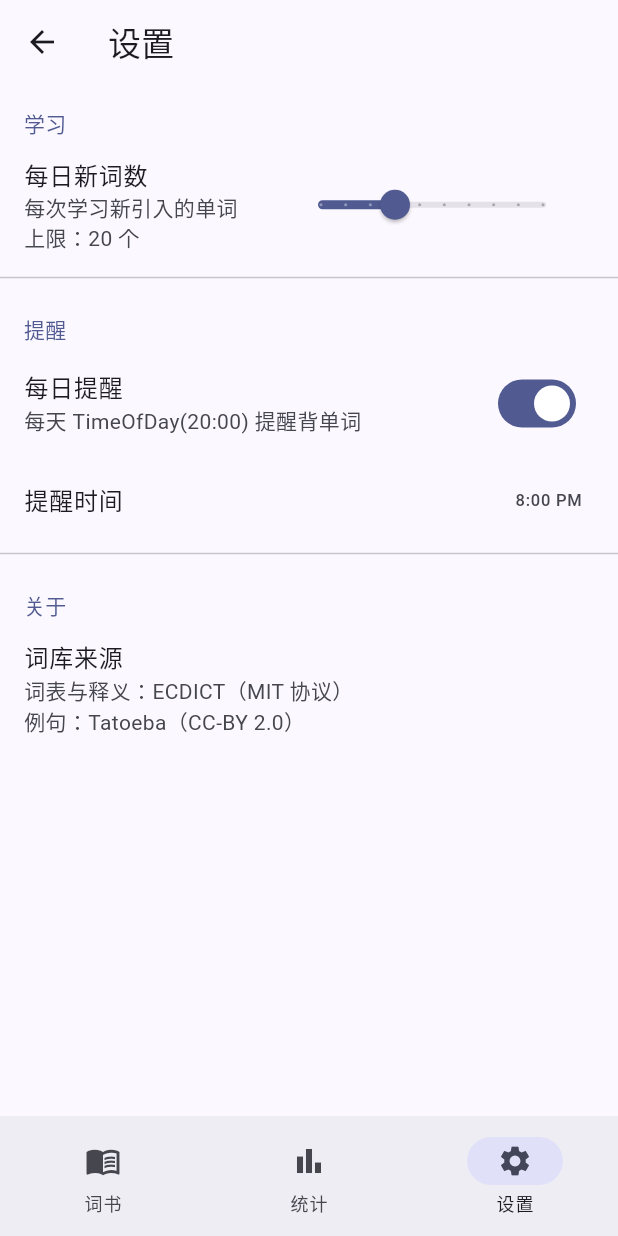
After one commit to matter656/recite-word-app123, a Flutter app: the MainShell screen opened directly, item 3 of the bottom bar chosen, after a tap on "每日提醒", on a phone screen of 412 x 824 dp. The commit adds this screen. Run offline on Flutter 3.47's test engine with Material 3 defaults, Android fonts, the light colour scheme and no system bars; our stand-ins replace flutter_local_notifications, flutter_riverpod, shared_preferences, sqflite, timezone; accounts and stored records are empty.

Commit message:
feat: 完成 M4-M5（统计/设置/提醒/上架准备）
- 统计页：连续打卡、今日已学、词书进度（待复习/已掌握）
- 设置页：每日新词数持久化、每日提醒（flutter_local_notifications v22）
- 底部导航三 tab；隐私政策；release 签名与 APK 打包

```diff
--- /dev/null
+++ b/lib/data/repositories/settings_repository.dart
@@ -0,0 +1,46 @@
+import 'package:flutter/material.dart';
+import 'package:shared_preferences/shared_preferences.dart';
+
+import '../../providers/app_providers.dart';
+
+/// 用户设置（shared_preferences 持久化）。
+class SettingsRepository {
+  static const _kDailyNewWords = 'daily_new_words';
+  static const _kReminderEnabled = 'reminder_enabled';
+  static const _kReminderHour = 'reminder_hour';
+  static const _kReminderMinute = 'reminder_minute';
+
+  Future<int> getDailyNewWords() async {
+    final prefs = await SharedPreferences.getInstance();
+    return prefs.getInt(_kDailyNewWords) ?? kDefaultDailyNewWords;
+  }
+
+  Future<void> setDailyNewWords(int count) async {
+    final prefs = await SharedPreferences.getInstance();
+    await prefs.setInt(_kDailyNewWords, count);
+  }
+
+  Future<bool> getReminderEnabled() async {
+    final prefs = await SharedPreferences.getInstance();
+    return prefs.getBool(_kReminderEnabled) ?? false;
+  }
+
+  Future<void> setReminderEnabled(bool enabled) async {
+    final prefs = await SharedPreferences.getInstance();
+    await prefs.setBool(_kReminderEnabled, enabled);
+  }
+
+  Future<TimeOfDay> getReminderTime() async {
+    final prefs = await SharedPreferences.getInstance();
+    return TimeOfDay(
+      hour: prefs.getInt(_kReminderHour) ?? 20,
+      minute: prefs.getInt(_kReminderMinute) ?? 0,
+    );
+  }
+
+  Future<void> setReminderTime(TimeOfDay time) async {
+    final prefs = await SharedPreferences.getInstance();
+    await prefs.setInt(_kReminderHour, time.hour);
+    await prefs.setInt(_kReminderMinute, time.minute);
+  }
+}
--- /dev/null
+++ b/lib/data/repositories/statistics_repository.dart
@@ -0,0 +1,92 @@
+import '../../models/book.dart';
+import '../app_database.dart';
+
+/// 学习进度统计。
+class StatisticsRepository {
+  final AppDatabase _db;
+
+  StatisticsRepository(this._db);
+
+  /// 每本书的进度统计。
+  Future<List<BookStats>> getBookStats({DateTime? now}) async {
+    final db = await _db.database;
+    final ts = (now ?? DateTime.now()).millisecondsSinceEpoch;
+
+    final books = await db.query('books', orderBy: 'name');
+    final result = <BookStats>[];
+    for (final b in books) {
+      final book = Book.fromMap(b);
+      final learned = await db.rawQuery(
+          "SELECT COUNT(*) AS c FROM card_states WHERE book_id = ? AND status != 'new'",
+          [book.id]);
+      final due = await db.rawQuery(
+          "SELECT COUNT(*) AS c FROM card_states WHERE book_id = ? AND status != 'new' AND due_date <= ?",
+          [book.id, ts]);
+      final mastered = await db.rawQuery(
+          "SELECT COUNT(*) AS c FROM card_states WHERE book_id = ? AND status = 'mastered'",
+          [book.id]);
+      result.add(BookStats(
+        book: book,
+        learned: learned.first['c'] as int,
+        due: due.first['c'] as int,
+        mastered: mastered.first['c'] as int,
+      ));
+    }
+    return result;
+  }
+
+  /// 连续打卡天数（按 study_logs 的日期，今天没学不算断）。
+  Future<int> getStreak({DateTime? now}) async {
+    final db = await _db.database;
+    final ref = now ?? DateTime.now();
+    final rows = await db.query('study_logs',
+        columns: ['date'], distinct: true, orderBy: 'date DESC');
+
+    final dates = rows.map((r) => r['date'] as String).toSet();
+    var streak = 0;
+    var day = ref;
+    // 今天没学就从昨天开始算
+    if (!dates.contains(_fmt(day))) {
+      day = day.subtract(const Duration(days: 1));
+    }
+    while (dates.contains(_fmt(day))) {
+      streak++;
+      day = day.subtract(const Duration(days: 1));
+    }
+    return streak;
+  }
+
+  /// 今日已学单词数（按 study_logs 日期去重）。
+  Future<int> getTodayLearned({DateTime? now}) async {
+    final db = await _db.database;
+    final today = _fmt(now ?? DateTime.now());
+    final rows = await db.rawQuery(
+        'SELECT COUNT(DISTINCT word_id) AS c FROM study_logs WHERE date = ?',
+        [today]);
+    return rows.first['c'] as int;
+  }
+
+  static String _fmt(DateTime d) =>
+      '${d.year.toString().padLeft(4, '0')}-'
+      '${d.month.toString().padLeft(2, '0')}-'
+      '${d.day.toString().padLeft(2, '0')}';
+}
+
+/// 单本词书的进度快照。
+class BookStats {
+  final Book book;
+  final int learned; // 已学（非 new 状态）
+  final int due; // 待复习
+  final int mastered; // 已掌握
+
+  const BookStats({
+    required this.book,
+    required this.learned,
+    required this.due,
+    required this.mastered,
+  });
+
+  double get progress => book.wordCount == 0
+      ? 0
+      : learned / book.wordCount;
+}
--- a/lib/providers/app_providers.dart
+++ b/lib/providers/app_providers.dart
@@ -1,11 +1,13 @@
 import 'package:flutter_riverpod/flutter_riverpod.dart';
 
 import '../data/app_database.dart';
+import '../data/repositories/settings_repository.dart';
+import '../data/repositories/statistics_repository.dart';
 import '../data/repositories/study_repository.dart';
 import '../data/repositories/word_book_repository.dart';
 import '../models/book.dart';
 
-/// 每日新词上限（M4 设置页可配置，当前为默认值）。
+/// 每日新词上限（设置页可配置，默认 20）。
 const int kDefaultDailyNewWords = 20;
 
 final appDatabaseProvider = Provider<AppDatabase>((ref) => AppDatabase());
@@ -16,6 +18,12 @@ final wordBookRepositoryProvider = Provider<WordBookRepository>(
 final studyRepositoryProvider = Provider<StudyRepository>(
     (ref) => StudyRepository(ref.watch(appDatabaseProvider)));
 
+final statisticsRepositoryProvider = Provider<StatisticsRepository>(
+    (ref) => StatisticsRepository(ref.watch(appDatabaseProvider)));
+
+final settingsRepositoryProvider =
+    Provider<SettingsRepository>((ref) => SettingsRepository());
+
 /// 词书列表（含导入状态刷新）。
 final booksProvider =
     FutureProvider<List<Book>>((ref) => ref.watch(wordBookRepositoryProvider).getBooks());
@@ -23,3 +31,19 @@ final booksProvider =
 /// 词库是否已导入。
 final booksImportedProvider =
     FutureProvider<bool>((ref) => ref.watch(wordBookRepositoryProvider).isImported());
+
+/// 每日新词数（设置值，未配置时默认）。
+final dailyNewWordsProvider = FutureProvider<int>(
+    (ref) => ref.watch(settingsRepositoryProvider).getDailyNewWords());
+
+/// 连续打卡天数。
+final streakProvider = FutureProvider<int>(
+    (ref) => ref.watch(statisticsRepositoryProvider).getStreak());
+
+/// 今日已学单词数。
+final todayLearnedProvider = FutureProvider<int>(
+    (ref) => ref.watch(statisticsRepositoryProvider).getTodayLearned());
+
+/// 各词书学习进度。
+final bookStatsProvider = FutureProvider(
+    (ref) => ref.watch(statisticsRepositoryProvider).getBookStats());
--- /dev/null
+++ b/lib/screens/main_shell.dart
@@ -0,0 +1,51 @@
+import 'package:flutter/material.dart';
+
+import 'home_screen.dart';
+import 'settings_screen.dart';
+import 'statistics_screen.dart';
+
+/// 主框架：底部导航（词书 / 统计 / 设置）。
+class MainShell extends StatefulWidget {
+  const MainShell({super.key});
+
+  @override
+  State<MainShell> createState() => _MainShellState();
+}
+
+class _MainShellState extends State<MainShell> {
+  int _index = 0;
+
+  static const _screens = [
+    HomeScreen(),
+    StatisticsScreen(),
+    SettingsScreen(),
+  ];
+
+  @override
+  Widget build(BuildContext context) {
+    return Scaffold(
+      body: IndexedStack(index: _index, children: _screens),
+      bottomNavigationBar: NavigationBar(
+        selectedIndex: _index,
+        onDestinationSelected: (i) => setState(() => _index = i),
+        destinations: const [
+          NavigationDestination(
+            icon: Icon(Icons.menu_book_outlined),
+            selectedIcon: Icon(Icons.menu_book),
+            label: '词书',
+          ),
+          NavigationDestination(
+            icon: Icon(Icons.bar_chart_outlined),
+            selectedIcon: Icon(Icons.bar_chart),
+            label: '统计',
+          ),
+          NavigationDestination(
+            icon: Icon(Icons.settings_outlined),
+            selectedIcon: Icon(Icons.settings),
+            label: '设置',
+          ),
+        ],
+      ),
+    );
+  }
+}
--- /dev/null
+++ b/lib/screens/settings_screen.dart
@@ -0,0 +1,134 @@
+import 'package:flutter/material.dart';
+import 'package:flutter_riverpod/flutter_riverpod.dart';
+
+import '../providers/app_providers.dart';
+import '../services/notification_service.dart';
+
+/// 设置页：每日新词数、每日提醒。
+class SettingsScreen extends ConsumerStatefulWidget {
+  const SettingsScreen({super.key});
+
+  @override
+  ConsumerState<SettingsScreen> createState() => _SettingsScreenState();
+}
+
+class _SettingsScreenState extends ConsumerState<SettingsScreen> {
+  int _dailyNewWords = kDefaultDailyNewWords;
+  bool _reminderEnabled = false;
+  TimeOfDay _reminderTime = const TimeOfDay(hour: 20, minute: 0);
+  bool _loaded = false;
+
+  @override
+  void initState() {
+    super.initState();
+    _load();
+  }
+
+  Future<void> _load() async {
+    final repo = ref.read(settingsRepositoryProvider);
+    final daily = await repo.getDailyNewWords();
+    final enabled = await repo.getReminderEnabled();
+    final time = await repo.getReminderTime();
+    if (!mounted) return;
+    setState(() {
+      _dailyNewWords = daily;
+      _reminderEnabled = enabled;
+      _reminderTime = time;
+      _loaded = true;
+    });
+  }
+
+  Future<void> _saveDailyNewWords(int v) async {
+    setState(() => _dailyNewWords = v);
+    await ref.read(settingsRepositoryProvider).setDailyNewWords(v);
+    ref.invalidate(dailyNewWordsProvider);
+  }
+
+  Future<void> _toggleReminder(bool v) async {
+    setState(() => _reminderEnabled = v);
+    await ref.read(settingsRepositoryProvider).setReminderEnabled(v);
+    if (v) {
+      await NotificationService.scheduleDaily(_reminderTime);
+    } else {
+      await NotificationService.cancel();
+    }
+  }
+
+  Future<void> _pickTime() async {
+    final picked = await showTimePicker(
+      context: context,
+      initialTime: _reminderTime,
+      helpText: '选择每日提醒时间',
+    );
+    if (picked == null) return;
+    setState(() => _reminderTime = picked);
+    await ref.read(settingsRepositoryProvider).setReminderTime(picked);
+    if (_reminderEnabled) {
+      await NotificationService.scheduleDaily(picked);
+    }
+  }
+
+  @override
+  Widget build(BuildContext context) {
+    return Scaffold(
+      appBar: AppBar(title: const Text('设置')),
+      body: !_loaded
+          ? const Center(child: CircularProgressIndicator())
+          : ListView(
+              children: [
+                _section('学习'),
+                ListTile(
+                  title: const Text('每日新词数'),
+                  subtitle: Text('每次学习新引入的单词上限：$_dailyNewWords 个'),
+                  trailing: SizedBox(
+                    width: 200,
+                    child: Slider(
+                      value: _dailyNewWords.toDouble(),
+                      min: 5,
+                      max: 50,
+                      divisions: 9,
+                      label: '$_dailyNewWords',
+                      onChanged: (v) => _saveDailyNewWords(v.round()),
+                    ),
+                  ),
+                ),
+                const Divider(),
+                _section('提醒'),
+                SwitchListTile(
+                  title: const Text('每日提醒'),
+                  subtitle: Text('每天 $_reminderTime 提醒背单词'),
+                  value: _reminderEnabled,
+                  onChanged: _toggleReminder,
+                ),
+                ListTile(
+                  enabled: _reminderEnabled,
+                  title: const Text('提醒时间'),
+                  trailing: Text(_reminderTime.format(context)),
+                  onTap: _pickTime,
+                ),
+                const Divider(),
+                _section('关于'),
+                const ListTile(
+                  title: Text('词库来源'),
+                  subtitle:
+                      Text('词表与释义：ECDICT（MIT 协议）\n例句：Tatoeba（CC-BY 2.0）'),
+                  isThreeLine: true,
+                ),
+              ],
+            ),
+    );
+  }
+
+  Widget _section(String title) {
+    return Padding(
+      padding: const EdgeInsets.fromLTRB(16, 16, 16, 4),
+      child: Text(
+        title,
+        style: Theme.of(context)
+            .textTheme
+            .titleSmall
+            ?.copyWith(color: Theme.of(context).colorScheme.primary),
+      ),
+    );
+  }
+}
--- a/lib/screens/study_screen.dart
+++ b/lib/screens/study_screen.dart
@@ -35,9 +35,11 @@ class _StudyScreenState extends ConsumerState<StudyScreen> {
     });
     try {
       final repo = ref.read(studyRepositoryProvider);
+      final newLimit =
+          await ref.read(settingsRepositoryProvider).getDailyNewWords();
       final queue = await repo.getTodayQueue(
         widget.bookId,
-        newLimit: kDefaultDailyNewWords,
+        newLimit: newLimit,
       );
       if (!mounted) return;
       setState(() {
--- /dev/null
+++ b/lib/services/notification_service.dart
@@ -0,0 +1,60 @@
+import 'package:flutter/material.dart';
+import 'package:flutter_local_notifications/flutter_local_notifications.dart';
+import 'package:timezone/data/latest.dart' as tz;
+import 'package:timezone/timezone.dart' as tz;
+
+/// 每日学习提醒（本地通知）。
+class NotificationService {
+  static final _plugin = FlutterLocalNotificationsPlugin();
+  static const _reminderId = 1001;
+
+  static Future<void> init() async {
+    tz.initializeTimeZones();
+    const settings = InitializationSettings(
+      android: AndroidInitializationSettings('@mipmap/ic_launcher'),
+    );
+    await _plugin.initialize(settings: settings);
+    // Android 13+ 需要运行时通知权限
+    await _plugin
+        .resolvePlatformSpecificImplementation<
+            AndroidFlutterLocalNotificationsPlugin>()
+        ?.requestNotificationsPermission();
+  }
+
+  /// 调度每日提醒；先取消旧提醒再排新的（保证时间更新生效）。
+  static Future<void> scheduleDaily(TimeOfDay time) async {
+    await _plugin.cancel(id: _reminderId);
+    final now = tz.TZDateTime.now(tz.local);
+    var scheduled = tz.TZDateTime(
+      tz.local,
+      now.year,
+      now.month,
+      now.day,
+      time.hour,
+      time.minute,
+    );
+    if (!scheduled.isAfter(now)) {
+      scheduled = scheduled.add(const Duration(days: 1));
+    }
+    await _plugin.zonedSchedule(
+      id: _reminderId,
+      title: '背单词',
+      body: '今天的单词还没背完，来打卡吧！',
+      scheduledDate: scheduled,
+      notificationDetails: const NotificationDetails(
+        android: AndroidNotificationDetails(
+          'daily_reminder',
+          '每日提醒',
+          channelDescription: '每天固定时间提醒背单词',
+          importance: Importance.high,
+          priority: Priority.high,
+        ),
+      ),
+      androidScheduleMode: AndroidScheduleMode.inexactAllowWhileIdle,
+    );
+  }
+
+  static Future<void> cancel() async {
+    await _plugin.cancel(id: _reminderId);
+  }
+}
--- a/pubspec.yaml
+++ b/pubspec.yaml
@@ -39,6 +39,9 @@ dependencies:
   path_provider: ^2.1.6
   flutter_riverpod: ^2.6.1
   meta: ^1.18.0
+  shared_preferences: ^2.5.5
+  flutter_local_notifications: ^22.3.0
+  timezone: ^0.11.1
 
 dev_dependencies:
   flutter_test:
@@ -51,6 +54,7 @@ dev_dependencies:
   # rules and activating additional ones.
   flutter_lints: ^6.0.0
   sqflite_common_ffi: ^2.4.2
+  flutter_launcher_icons: ^0.14.4
 
 # For information on the generic Dart part of this file, see the
 # following page: https://dart.dev/tools/pub/pubspec
```
Also changed, not shown: flutter_launcher_icons.yaml (added, +7 -0 lines), lib/main.dart (+5 -3 lines), lib/screens/statistics_screen.dart (added, +174 -0 lines), assets/icon/app_icon.png (added), assets/icon/background.png (added), assets/icon/foreground.png (added), pubspec.lock, 24 other files.
